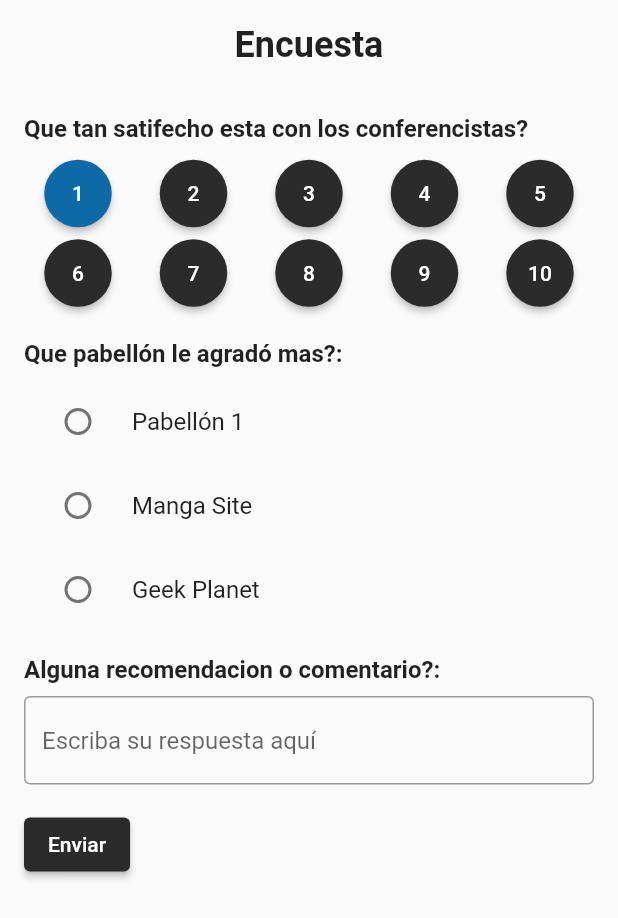
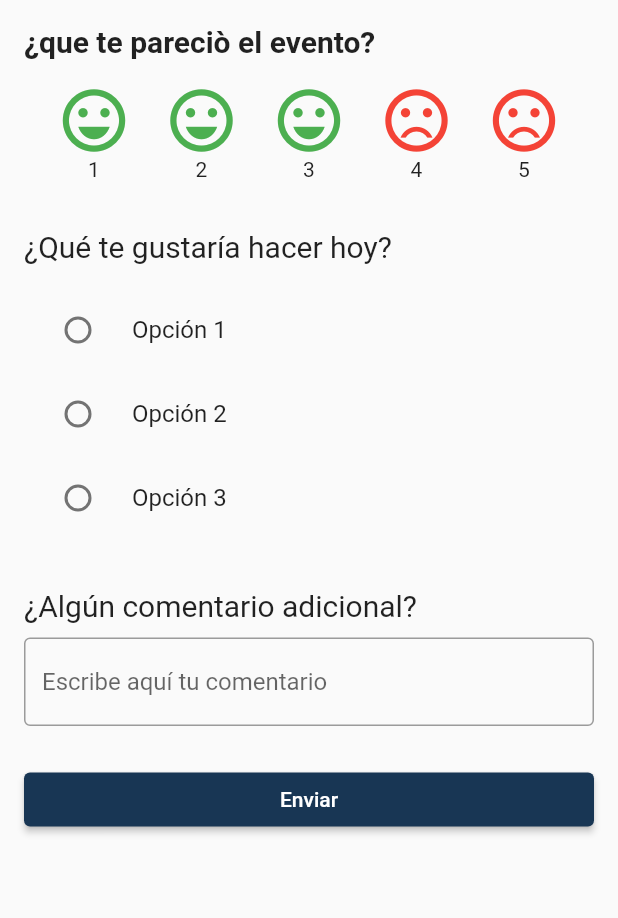
Before and after one commit to Dynodeveloper/APP-CUE, a Flutter app: the Encuesta widget shown alone on an empty page, opened directly, on a phone screen of 412 x 824 dp. Shown: the top 918 px of the screen. Run offline on Flutter 3.47's test engine with Material 2 defaults, Android fonts, the phone set to English and light mode, and no system bars; our stand-ins replace cached_network_image, firebase_auth, firebase_core, google_sign_in, pull_to_refresh; accounts and stored records are empty; network calls fail.

```diff
--- a/app_1/lib/pages/encuesta.dart
+++ b/app_1/lib/pages/encuesta.dart
@@ -6,129 +6,116 @@ class Encuesta extends StatefulWidget {
 }
 
 class _EncuestaPageState extends State<Encuesta> {
-  late int _respuesta1 = 1;
-  late String _respuesta2 = "";
-  late String _respuesta3 = "";
+  int _puntuacion = 3;
+  String _opcionSeleccionada = '';
+  TextEditingController _controller = TextEditingController();
+
+  List<String> _opciones = [
+    'Opción 1',
+    'Opción 2',
+    'Opción 3',
+  ];
+
+  void _enviarRespuestas() {
+    // Aquí puedes agregar la lógica para enviar las respuestas de la encuesta
+  }
 
   @override
   Widget build(BuildContext context) {
-    return Scaffold(
-      body: SingleChildScrollView(
-        child: Column(
-          crossAxisAlignment: CrossAxisAlignment.start,
-          children: [
-            Container(
-              padding: EdgeInsets.all(16.0),
-              alignment: Alignment.center,
-              child: Text(
-                'Encuesta',
-                style: TextStyle(fontSize: 24, fontWeight: FontWeight.bold),
-              ),
-            ),
-            Padding(
+    return SingleChildScrollView(
         padding: const EdgeInsets.all(16.0),
         child: Column(
-                crossAxisAlignment: CrossAxisAlignment.start,
+          mainAxisAlignment: MainAxisAlignment.center,
+          crossAxisAlignment: CrossAxisAlignment.stretch,
           children: [
+            // Primera pregunta
             Text(
-                    'Que tan satifecho esta con los conferencistas?',
-                    style: TextStyle(fontSize: 16, fontWeight: FontWeight.bold),
+              '¿que te pareciò el evento?',
+              style: TextStyle(fontSize: 20,fontWeight: FontWeight.bold),
             ),
-                  SizedBox(height: 10),
-                  Wrap(
-                    spacing: 5,
-                    runSpacing: 5,
-                    children: List.generate(
-                      10,
-                      (index) => ElevatedButton(
-                        onPressed: () {
-                          setState(() {
-                            _respuesta1 = index + 1;
-                          });
-                        },
-                        child: Container(
-                          alignment: Alignment.center,
-                          height: 45,
-                          width: 40,
-                          child: Text('${index + 1}'),
+            SizedBox(height: 16),
+            Row(
+              mainAxisAlignment: MainAxisAlignment.spaceEvenly,
+              children: [
+                _buildPuntuacionButton(1),
+                _buildPuntuacionButton(2),
+                _buildPuntuacionButton(3),
+                _buildPuntuacionButton(4),
+                _buildPuntuacionButton(5),
+              ],
             ),
-                        style: ElevatedButton.styleFrom(
-                          shape: CircleBorder(),
-                          backgroundColor: _respuesta1 == index + 1
-                              ? Color.fromARGB(255, 14, 106, 167)
-                              : Color.fromARGB(255, 43, 43, 43),
+            SizedBox(height: 32),
+
+            // Segunda pregunta
+            Text(
+              '¿Qué te gustaría hacer hoy?',
+              style: TextStyle(fontSize: 20),
             ),
-                      ),
-                    ),
-                  ),
-                  SizedBox(height: 20),
-                  Text(
-                    'Que pabellón le agradó mas?:',
-                    style: TextStyle(fontSize: 16, fontWeight: FontWeight.bold),
-                  ),
-                  SizedBox(height: 8),
+            SizedBox(height: 16),
+            for (String opcion in _opciones)
               RadioListTile(
-                    title: Text('Pabellón 1'),
-                    value: 'Pabellón 1',
-                    groupValue: _respuesta2,
+                title: Text(opcion),
+                value: opcion,
+                groupValue: _opcionSeleccionada,
                 onChanged: (value) {
                   setState(() {
-                        _respuesta2 = value!;
+                    _opcionSeleccionada = value as String;
                   });
                 },
               ),
-                  RadioListTile(
-                    title: Text('Manga Site'),
-                    value: 'Manga Site',
-                    groupValue: _respuesta2,
-                    onChanged: (value) {
-                      setState(() {
-                        _respuesta2 = value!;
-                      });
-                    },
+            SizedBox(height: 32),
+
+            // Tercera pregunta
+            Text(
+              '¿Algún comentario adicional?',
+              style: TextStyle(fontSize: 20),
             ),
-                  RadioListTile(
-                    title: Text('Geek Planet'),
-                    value: 'Geek Planet',
-                    groupValue: _respuesta2,
-                    onChanged: (value) {
-                      setState(() {
-                        _respuesta2 = value!;
-                      });
-                    },
-                  ),
-                  SizedBox(height: 16),
-                  Text(
-                    'Alguna recomendacion o comentario?:',
-                    style: TextStyle(fontSize: 16, fontWeight: FontWeight.bold),
-                  ),
-                  SizedBox(height: 8),
+            SizedBox(height: 10),
             TextField(
-                    onChanged: (value) {
-                      _respuesta3 = value;
-                    },
+              controller: _controller,
+              maxLines: null,
               decoration: InputDecoration(
-                      hintText: 'Escriba su respuesta aquí',
                 border: OutlineInputBorder(),
+                hintText: 'Escribe aquí tu comentario',
               ),
             ),
-                  SizedBox(height: 16),
+            SizedBox(height: 25),
+
+            // Botón para enviar las respuestas
             ElevatedButton(
               style: ElevatedButton.styleFrom(
-                        backgroundColor: Color.fromARGB(255, 43, 43, 43)),
-                    onPressed: () {
+                  backgroundColor: Color.fromARGB(255, 24, 54, 84)),
+              onPressed: () { _enviarRespuestas();
                 // Aquí puedes hacer lo que quieras con las respuestas
-                      print('Respuesta 1: $_respuesta1');
-                      print('Respuesta 2: $_respuesta2');
-                      print('Respuesta 3: $_respuesta3');
               },
-                    child: Text('Enviar',style: TextStyle(color: Colors.white),),
-                  ),
-                ],
+              child: Text(
+                'Enviar',
+                style: TextStyle(color: Colors.white),
               ),
             ),
           ],
         ),
+      );
+  }
+
+  Widget _buildPuntuacionButton(int puntuacion) {
+    return GestureDetector(
+      onTap: () {
+        setState(() {
+          _puntuacion = puntuacion;
+        });
+      },
+      child: Column(
+        children: [
+          Icon(
+            _puntuacion >= puntuacion
+                ? Icons.sentiment_very_satisfied
+                : Icons.sentiment_very_dissatisfied,
+            size: 50,
+            color: _puntuacion >= puntuacion ? Colors.green : Colors.red,
+          ),
+          Text(puntuacion.toString()),
+        ],
       ),
     );
   }
--- a/app_1/pubspec.yaml
+++ b/app_1/pubspec.yaml
@@ -28,8 +28,9 @@ dependencies:
   firebase_auth: ^4.4.0
   firebase_core: ^2.9.0
   google_sign_in: ^6.1.0
-  flutter_map: ^3.1.0
-  flutter_map_arcgis: ^2.0.4
+  pull_to_refresh: ^2.0.0
+  cached_network_image: ^3.2.0
+
 
 
 dev_dependencies:
```
Also changed, not shown: app_1/lib/pages/HomePage.dart (+7 -6 lines), app_1/lib/pages/invitados.dart (added, +211 -0 lines), app_1/pubspec.lock. Lines whose indentation alone changed are shown as unchanged.
